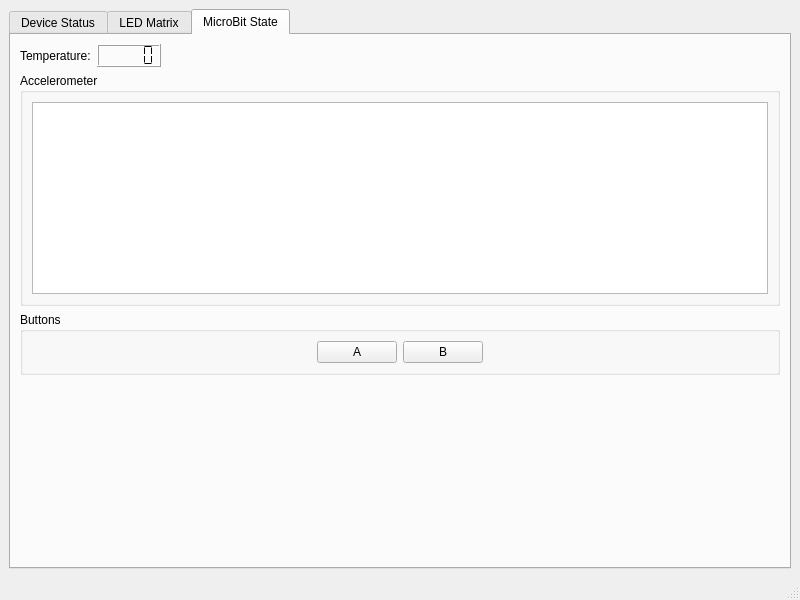
Above: laptopSide Code/src/mBitController.ui from ioangogo/uni-challange-3 before the change. Below: the same form after it.
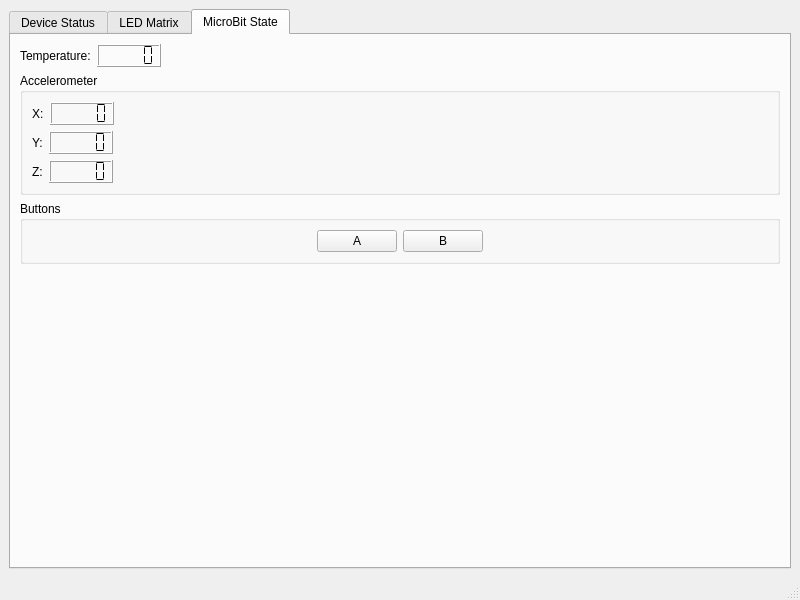
That is the form after the change. The open tabs and pages were chosen to show the change. Custom widgets are drawn as their Qt base class.

What changed in the file:
```diff
--- a/laptopSide Code/src/mBitController.ui
+++ b/laptopSide Code/src/mBitController.ui
@@ -702,7 +702,7 @@
           </item>
          </layout>
         </item>
-        <item row="3" column="0">
+        <item row="4" column="0">
          <spacer name="verticalSpacer_5">
           <property name="orientation">
            <enum>Qt::Vertical</enum>
@@ -715,19 +715,7 @@
           </property>
          </spacer>
         </item>
-        <item row="1" column="0">
-         <widget class="QGroupBox" name="groupBox_3">
-          <property name="title">
-           <string>Accelerometer</string>
-          </property>
-          <layout class="QGridLayout" name="gridLayout_5">
-           <item row="0" column="0">
-            <widget class="QtCharts::QChartView" name="acellChart"/>
-           </item>
-          </layout>
-         </widget>
-        </item>
-        <item row="2" column="0">
+        <item row="3" column="0">
          <widget class="QGroupBox" name="groupBox">
           <property name="title">
            <string>Buttons</string>
@@ -785,6 +773,108 @@
           </layout>
          </widget>
         </item>
+        <item row="1" column="0">
+         <widget class="QGroupBox" name="groupBox_3">
+          <property name="title">
+           <string>Accelerometer</string>
+          </property>
+          <layout class="QVBoxLayout" name="verticalLayout_2">
+           <item>
+            <layout class="QHBoxLayout" name="horizontalLayout_15">
+             <item>
+              <widget class="QLabel" name="label_9">
+               <property name="text">
+                <string>X:</string>
+               </property>
+              </widget>
+             </item>
+             <item>
+              <widget class="QLCDNumber" name="lcdNumber_X">
+               <property name="segmentStyle">
+                <enum>QLCDNumber::Flat</enum>
+               </property>
+              </widget>
+             </item>
+             <item>
+              <spacer name="horizontalSpacer_19">
+               <property name="orientation">
+                <enum>Qt::Horizontal</enum>
+               </property>
+               <property name="sizeHint" stdset="0">
+                <size>
+                 <width>40</width>
+                 <height>20</height>
+                </size>
+               </property>
+              </spacer>
+             </item>
+            </layout>
+           </item>
+           <item>
+            <layout class="QHBoxLayout" name="horizontalLayout_16">
+             <item>
+              <widget class="QLabel" name="label_10">
+               <property name="text">
+                <string>Y:</string>
+               </property>
+              </widget>
+             </item>
+             <item>
+              <widget class="QLCDNumber" name="lcdNumber_Y">
+               <property name="segmentStyle">
+                <enum>QLCDNumber::Flat</enum>
+               </property>
+              </widget>
+             </item>
+             <item>
+              <spacer name="horizontalSpacer_20">
+               <property name="orientation">
+                <enum>Qt::Horizontal</enum>
+               </property>
+               <property name="sizeHint" stdset="0">
+                <size>
+                 <width>40</width>
+                 <height>20</height>
+                </size>
+               </property>
+              </spacer>
+             </item>
+            </layout>
+           </item>
+           <item>
+            <layout class="QHBoxLayout" name="horizontalLayout_17">
+             <item>
+              <widget class="QLabel" name="label_11">
+               <property name="text">
+                <string>Z:</string>
+               </property>
+              </widget>
+             </item>
+             <item>
+              <widget class="QLCDNumber" name="lcdNumber_Z">
+               <property name="segmentStyle">
+                <enum>QLCDNumber::Flat</enum>
+               </property>
+              </widget>
+             </item>
+             <item>
+              <spacer name="horizontalSpacer_21">
+               <property name="orientation">
+                <enum>Qt::Horizontal</enum>
+               </property>
+               <property name="sizeHint" stdset="0">
+                <size>
+                 <width>40</width>
+                 <height>20</height>
+                </size>
+               </property>
+              </spacer>
+             </item>
+            </layout>
+           </item>
+          </layout>
+         </widget>
+        </item>
        </layout>
       </widget>
      </widget>
@@ -797,14 +887,6 @@
    </property>
   </widget>
  </widget>
- <customwidgets>
-  <customwidget>
-   <class>QtCharts::QChartView</class>
-   <extends>QGraphicsView</extends>
-   <header location="global">QtCharts/QChartView&gt;
-#include &lt;QtCharts/chartsnamespace.h</header>
-  </customwidget>
- </customwidgets>
  <resources/>
  <connections/>
 </ui>
```
Left out of the diff: 7 changed lines with no effect on the pictures.
